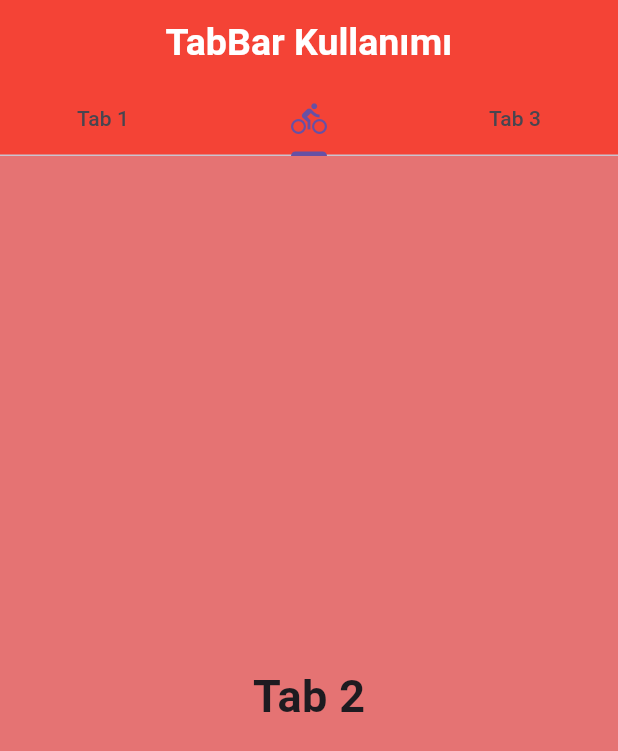
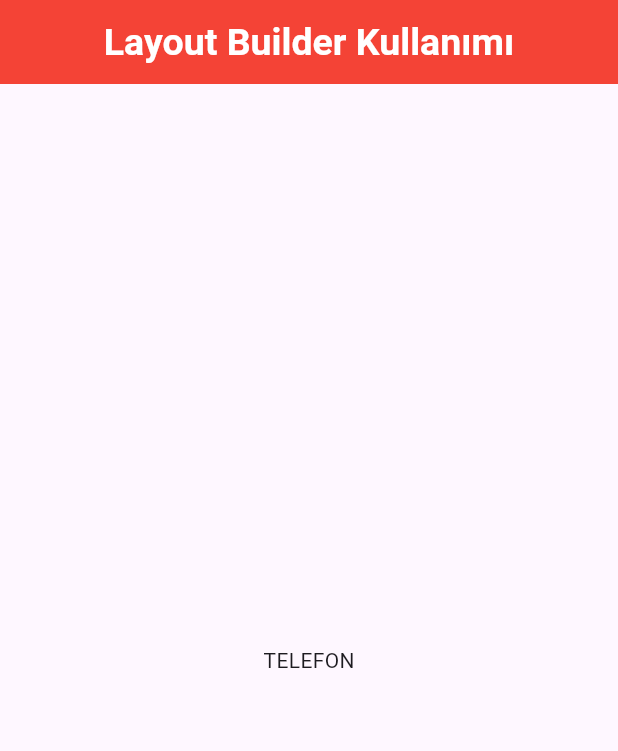
Before and after one commit to yamisagi/flutter_samples, a Flutter app: the screen it shows after launch, on a phone screen of 412 x 824 dp. Shown: the top 751 px of the screen. Run offline on Flutter 3.47's test engine with Material 2 defaults, Android fonts, the phone set to English and light mode, and no system bars.

Commit message:
add layout_builder to lesson2

```diff
--- /dev/null
+++ b/lib/advanced_widgets/lesson2/layoutbuilder/layout_builder.dart
@@ -0,0 +1,39 @@
+import 'package:flutter/material.dart';
+/// [LayoutBuilder] bize uygulamayı çalıştırdığımız cihazın boyutlarına göre kontrol sağlayabilmemizi sağlar,
+/// Örneğin telefon ve tablet için farklı bir tasarım yapmak istediğimizde kullanabiliriz
+
+
+class LayoutBuilderLearn extends StatelessWidget {
+  const LayoutBuilderLearn({Key? key}) : super(key: key);
+
+  @override
+  Widget build(BuildContext context) {
+    return Scaffold(
+      appBar: AppBar(
+        title: const Text('Layout Builder Kullanımı'),
+      ),
+      body: LayoutBuilder(
+        /// [LayoutBuilder] bizden [context] ve [constraints] parametrelerini alır,
+        /// Ve [constraints] üzerinden kontrollerimizi sağlayabiliriz.
+        builder: (context, constraints) {
+          /// Örnek senaryo olarak, telefon ve tablet için farklı ekranlar yani widgetler,
+          /// Tasarlamak istediğimizi düşünelim.
+          /// Ve eğer cihazımız telefon ise, [constraints.maxWidth] değeri 600'den küçük ise,
+          /// return edeceğimiz widget'ı, eğer değilse tablet için tasarladığımız widget'ı return ederek kullanabiliriz.
+          if (constraints.maxWidth > 600) {
+            /// Burda max width değeri 600'den büyük ise tablet için tasarladığımız widget'ı return ediyoruz.
+            return const Center(
+              child: Text('TABLET'),
+            );
+          } else {
+            /// Değilse tabletten küçük bir cihaz olduğunu ve bunun telefon olarak varsayarak
+            /// Telefon için tasarladığımız widget'ı return ediyoruz.
+            return const Center(
+              child: Text('TELEFON'),
+            );
+          }
+        },
+      ),
+    );
+  }
+}
--- a/lib/main.dart
+++ b/lib/main.dart
@@ -1,5 +1,5 @@
 import 'package:flutter/material.dart';
-import 'package:flutter_samples/advanced_widgets/lesson1/tab_bar/tab_bar_learn.dart';
+import 'package:flutter_samples/advanced_widgets/lesson2/layoutbuilder/layout_builder.dart';
 
 import 'package:flutter_samples/basic_widgets/lesson4/push_and_replacement/push_and_replacement_learn.dart';
 
@@ -54,7 +54,7 @@ class CourseApp extends StatelessWidget {
         primarySwatch: Colors.red,
       ),
       title: title,
-      home: const TabBarLearn(),
+      home: const LayoutBuilderLearn(),
     );
   }
 }
```
Also changed, not shown: 1 other file.
